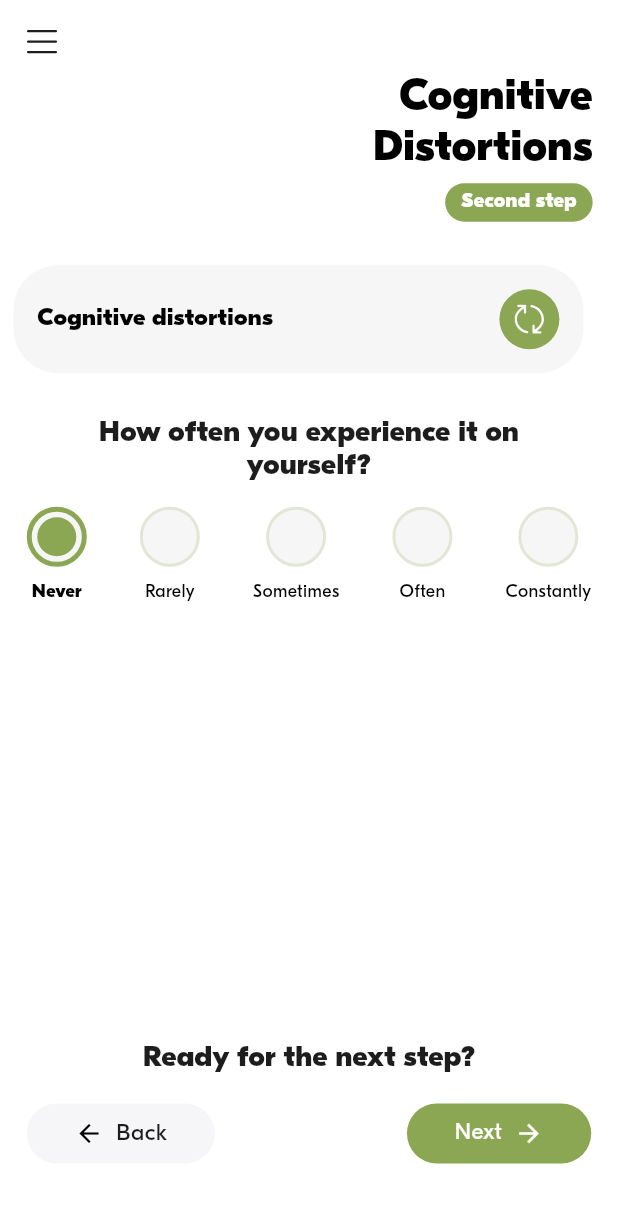
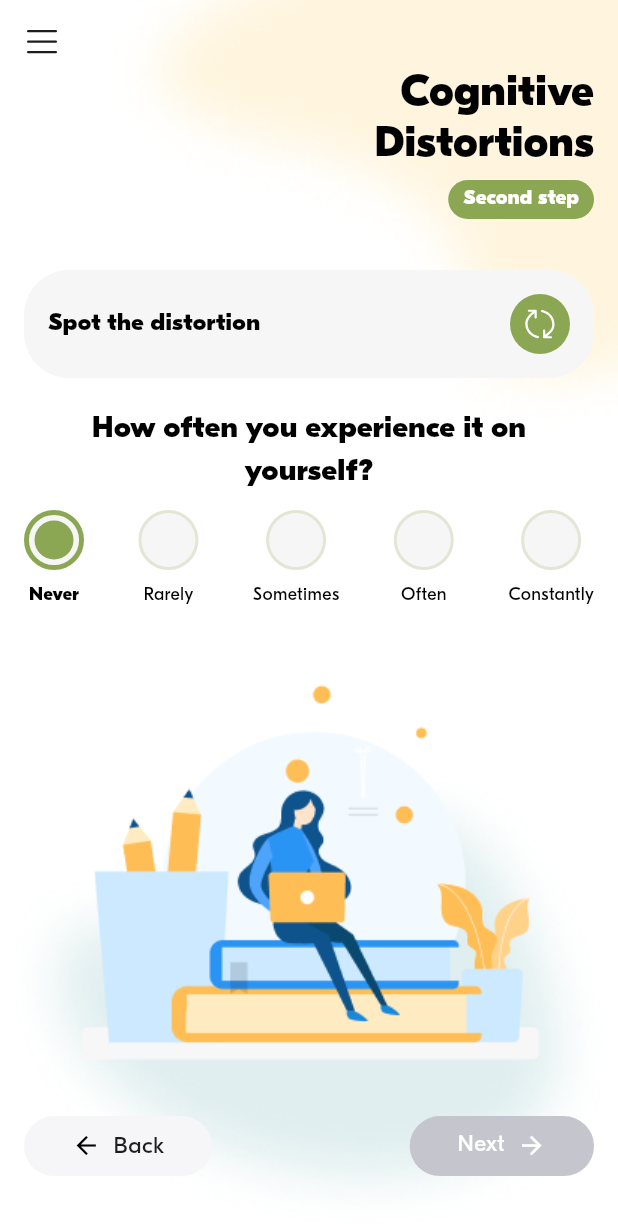
Before and after one commit to Nykolayr/getoutthebox, a Flutter app: the CognitiveDistortions widget shown alone on an empty page, opened directly, on a phone screen of 412 x 824 dp. Shown: the top 1224 px of the screen. Run offline on Flutter 3.47's test engine with Material 3 defaults, Android fonts, the phone set to English and light mode, and no system bars; our stand-ins replace bloc, cached_network_image, dio, equatable, firebase_core, flutter_bloc and 8 more; missing offline and left inert: flutter_easylogger, flutter_facebook_auth; accounts and stored records are empty; network calls fail.

Commit message:
feat: new cognitive

```diff
--- a/lib/src/features/content/analyze_emotion/page/analyze_emotion.dart
+++ b/lib/src/features/content/analyze_emotion/page/analyze_emotion.dart
@@ -23,7 +23,6 @@ class _AnalyzeEmotionState extends State<AnalyzeEmotion> {
   final TextEditingController controller = TextEditingController();
   final bloc = Get.find<EmotionBloc>();
   bool isBegin = true;
-  bool isFinish = false;
   int index = 0;
 
   @override
@@ -56,7 +55,7 @@ class _AnalyzeEmotionState extends State<AnalyzeEmotion> {
       builder: (context, state) {
         return WrapEmotion(
           stepType: StepType.first,
-          isFinish: isFinish && state.countEmotions > 0,
+          isFinish: !isBegin && state.countEmotions > 0,
           content: Column(
             crossAxisAlignment: CrossAxisAlignment.center,
             mainAxisSize: MainAxisSize.min,
@@ -82,9 +81,9 @@ class _AnalyzeEmotionState extends State<AnalyzeEmotion> {
                 isBegin: isBegin,
                 onRefresh: () async {
                   if (isBegin) {
-                    isFinish = true;
                     isBegin = false;
                     updateTrigers();
+                  }
                   openNoteBottomSheet(
                     context: context,
                     title: TrigersModel.getTrigers()[index].title,
@@ -93,16 +92,6 @@ class _AnalyzeEmotionState extends State<AnalyzeEmotion> {
                     index: index,
                     controller: controller,
                   );
-                  } else {
-                    openNoteBottomSheet(
-                      context: context,
-                      title: TrigersModel.getTrigers()[index].title,
-                      description: StepType.first.description,
-                      type: NoteType.triger,
-                      index: index,
-                      controller: controller,
-                    );
-                  }
                 },
               ),
               const Gap(10),
--- a/lib/src/features/content/analyze_emotion/page/cognitive_distortions.dart
+++ b/lib/src/features/content/analyze_emotion/page/cognitive_distortions.dart
@@ -1,23 +1,16 @@
 import 'package:flutter/material.dart';
 import 'package:flutter_bloc/flutter_bloc.dart';
-import 'package:flutter_easylogger/flutter_logger.dart';
-import 'package:flutter_screenutil/flutter_screenutil.dart';
-import 'package:flutter_svg/svg.dart';
+
 import 'package:gap/gap.dart';
 import 'package:get/get.dart';
-import 'package:getoutofthebox/core/common/styles.dart';
-import 'package:getoutofthebox/core/utils/size_utils.dart';
+import 'package:getoutofthebox/core/common/theme.dart';
 import 'package:getoutofthebox/src/features/content/analyze_emotion/bloc/emotion_bloc.dart';
 import 'package:getoutofthebox/src/features/content/analyze_emotion/models/cognitive_model.dart';
 import 'package:getoutofthebox/src/features/content/analyze_emotion/page/analyze_emotion.dart';
 import 'package:getoutofthebox/src/features/content/analyze_emotion/page/bottom_sheet.dart';
-import 'package:getoutofthebox/src/features/content/analyze_emotion/page/transform_yourself.dart';
 import 'package:getoutofthebox/src/features/content/analyze_emotion/page/wrap_emotion.dart';
 import 'package:getoutofthebox/src/features/content/analyze_emotion/widget/expiriens_item.dart';
 import 'package:getoutofthebox/src/features/content/analyze_emotion/widget/refresh_widget.dart';
-import 'package:getoutofthebox/src/features/drawer/custom_drawer.dart';
-import 'package:getoutofthebox/src/features/widgets/custom_back_button.dart';
-import 'package:getoutofthebox/src/features/widgets/custon_next_button.dart';
 
 class CognitiveDistortions extends StatefulWidget {
   final bool isBack;
@@ -30,15 +23,16 @@ class CognitiveDistortions extends StatefulWidget {
 
 class _CognitiveDistortionsState extends State<CognitiveDistortions> {
   final TextEditingController controller = TextEditingController();
-  final GlobalKey<ScaffoldState> _scaffoldKey = GlobalKey<ScaffoldState>();
   final bloc = Get.find<EmotionBloc>();
   int indexCognitive = 0;
   int indexExperience = 0;
   bool isBegin = true;
-  bool isFinish = false;
   @override
   void initState() {
     super.initState();
+    List<int> excludedNumbers =
+        bloc.state.selectedInnerWork.cognitive.map((e) => e.id).toList();
+    isBegin = excludedNumbers.isEmpty;
   }
 
   @override
@@ -58,171 +52,65 @@ class _CognitiveDistortionsState extends State<CognitiveDistortions> {
 
   @override
   Widget build(BuildContext context) {
-    return Scaffold(
-      key: _scaffoldKey,
-      extendBodyBehindAppBar: true,
-      appBar: AppBar(
-        leading: IconButton(
-          onPressed: () {
-            _scaffoldKey.currentState?.openDrawer();
-          },
-          icon: SvgPicture.asset('assets/icons/hamburger.svg'),
-        ),
-        backgroundColor: Colors.transparent,
-        elevation: 0,
-      ),
-      drawer: SizedBox(
-        width: MediaQuery.of(context).size.width,
-        child: const CustomDrawer(),
-      ),
-      body: Container(
-        padding: getMarginOrPadding(
-          top: 50,
-          bottom: 50,
-        ),
-        child: BlocBuilder<EmotionBloc, EmotionState>(
+    return BlocBuilder<EmotionBloc, EmotionState>(
         bloc: bloc,
         builder: (context, state) {
-            Logger.i('CognitiveDistortions ${state.experience.length}');
-            Logger.i(
-                'CognitiveDistortions ${state.experience[indexExperience].toJson()}');
-            return Column(
-              crossAxisAlignment: CrossAxisAlignment.start,
+          return WrapEmotion(
+            stepType: StepType.second,
+            isFinish: !isBegin,
+            content: Column(
+              crossAxisAlignment: CrossAxisAlignment.center,
               children: [
-                Padding(
-                  padding: getMarginOrPadding(right: 16, bottom: 30),
-                  child: Row(
-                    mainAxisAlignment: MainAxisAlignment.end,
-                    children: [
-                      Column(
-                        crossAxisAlignment: CrossAxisAlignment.end,
-                        children: [
-                          Text(
-                            'Cognitive\nDistortions',
-                            style: TextStylesManager.headerMainMenu,
-                            textAlign: TextAlign.end,
-                          ),
-                          SizedBox(height: 6.h),
-                          Container(
-                            decoration: BoxDecoration(
-                              color: StyleManager.mainColor,
-                              borderRadius: BorderRadius.circular(70),
-                            ),
-                            child: Padding(
-                              padding: getMarginOrPadding(
-                                  right: 10, left: 10, top: 6, bottom: 6),
-                              child: Text(
-                                'Second step',
-                                style: TextStylesManager.littleTile,
-                              ),
-                            ),
-                          ),
-                        ],
-                      ),
-                    ],
-                  ),
-                ),
-                Padding(
-                  padding: getMarginOrPadding(horizontal: 8, bottom: 30),
-                  child: RefreshWidget(
+                RefreshWidget(
                     isBegin: isBegin,
                     title: isBegin
-                        ? 'Cognitive distortions'
+                        ? 'Spot the distortion'
                         : CognitiveModel.getCognitive()[indexCognitive].title,
                     description: isBegin
                         ? ''
                         : CognitiveModel.getCognitive()[indexCognitive]
                             .description,
                     onRefresh: () async {
-                      if (isFinish) {
-                        return;
-                      }
-                      isFinish = true;
+                      if (isBegin) {
                         isBegin = false;
                         updateCognitive();
+                      }
                       openNoteBottomSheet(
                         context: context,
                         title:
-                            'How the distortion is connected to your trigger',
+                            CognitiveModel.getCognitive()[indexCognitive].title,
                         description: StepType.second.description,
                         type: NoteType.cognitive,
                         index: indexCognitive,
                         controller: controller,
                       );
-                    },
-                  ),
-                ),
-                Center(
-                  child: Column(
-                    children: [
-                      Text(
-                        'How often you experience it on \nyourself?',
-                        style: TextStylesManager.smallBlackTitle,
+                    }),
+                const Gap(20),
+                const Text(
+                  'How often you experience it on yourself?',
+                  style: AppText.text20,
                   textAlign: TextAlign.center,
                 ),
-                      const Gap(16),
-                      Padding(
-                        padding: getMarginOrPadding(horizontal: 16),
-                        child: Row(
+                const Gap(10),
+                Row(
                   mainAxisAlignment: MainAxisAlignment.spaceBetween,
                   children: List.generate(
                     state.experience.length,
                     (index) => ExpiriensItem(
-                              key: UniqueKey(),
                       title: state.experience[index].title,
                       id: index,
-                              selectedId: indexExperience,
                       onPressed: (id) {
                         indexExperience = id;
+                        bloc.add(ChangeIndexCognitive(index: id));
                         setState(() {});
                       },
-                            ),
+                      selectedId: indexExperience,
                     ),
                   ),
                 ),
               ],
             ),
-                ),
-                const Spacer(),
-                if (!widget.isBack)
-                  Row(
-                    mainAxisAlignment: MainAxisAlignment.center,
-                    children: [
-                      Text(
-                        'Ready for the next step?',
-                        style: TextStylesManager.smallBlackTitle,
-                      ),
-                    ],
-                  ),
-                SizedBox(height: 20.h),
-                Padding(
-                  padding: getMarginOrPadding(horizontal: 16),
-                  child: Row(
-                    mainAxisAlignment: MainAxisAlignment.spaceBetween,
-                    children: [
-                      const CustomBackButton(),
-                      if (!widget.isBack)
-                        CustomNextButton(
-                          onPressed: () {
-                            if (!isFinish) {
-                              return;
-                            }
-                            Navigator.push(
-                              context,
-                              MaterialPageRoute(
-                                  builder: (context) =>
-                                      const TransformYourself()),
           );
-                          },
-                        ),
-                    ],
-                  ),
-                )
-              ],
-            );
-          },
-        ),
-      ),
-    );
+        });
   }
 }
```
Lines whose indentation alone changed are shown as unchanged.
